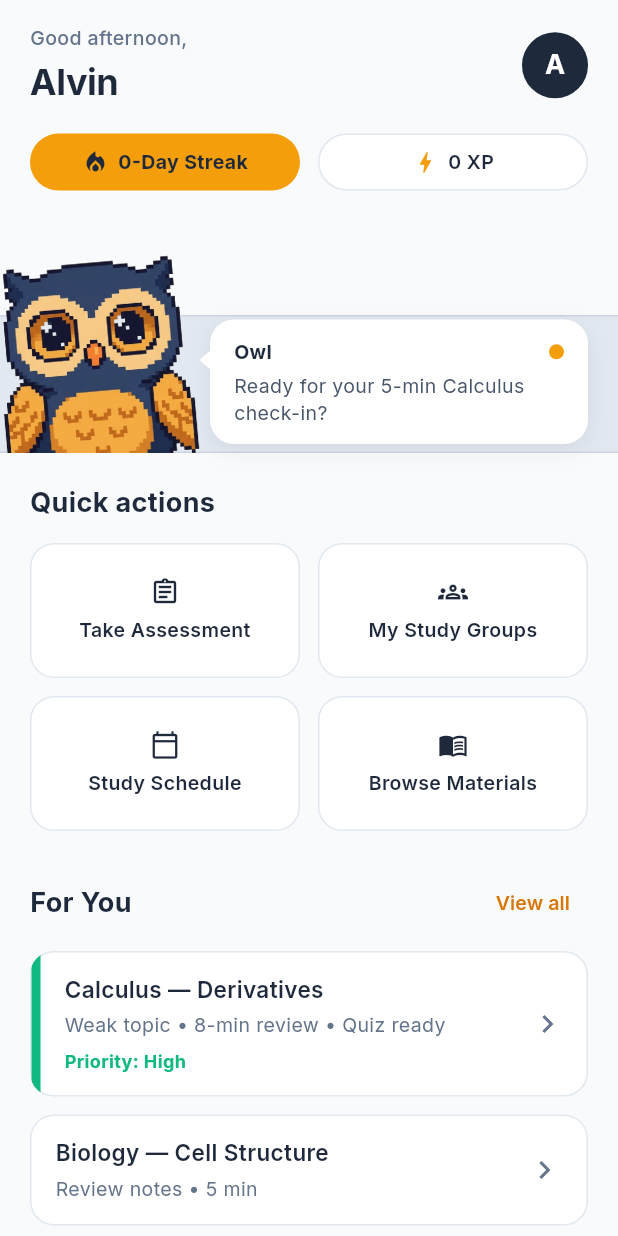
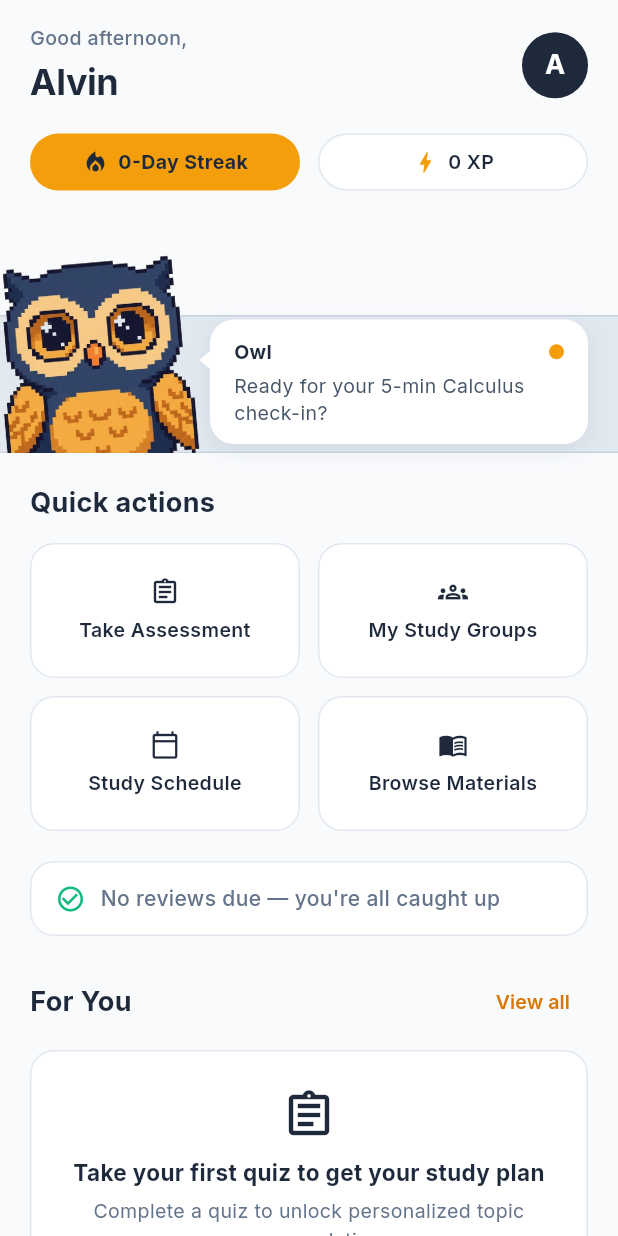
Before and after one commit to GodlyMori/StudyNest, a Flutter app: the HomeScreen screen opened directly, on a phone screen of 412 x 824 dp. Run offline on Flutter 3.47's test engine with Material 3 defaults, Android fonts, the phone set to English and light mode, and no system bars; our stand-ins replace flutter_local_notifications, sentry_flutter, shared_preferences, supabase_flutter, timezone; accounts and stored records are empty.

Commit message:
fix(loop): connect Home For You cards to real BKT recommendations and add SM-2 reviews due

```diff
--- a/lib/screens/dashboard/home_screen.dart
+++ b/lib/screens/dashboard/home_screen.dart
@@ -1,6 +1,9 @@
 import 'package:flutter/material.dart';
 import '../../constants/app_colors.dart';
 import '../../constants/app_assets.dart';
+import '../../ml/bkt_mastery.dart';
+import '../../services/mastery_service.dart';
+import '../../services/recommendation_engine.dart';
 import '../../services/streak_service.dart';
 import '../../services/xp_service.dart';
 import '../quiz/quiz_screen.dart';
@@ -23,20 +26,26 @@ class HomeScreen extends StatefulWidget {
 class _HomeScreenState extends State<HomeScreen> {
   int _streak = 0;
   int _totalXp = 0;
+  List<RecommendationItem> _recommendations = [];
+  List<TopicMastery> _dueTopics = [];
 
   @override
   void initState() {
     super.initState();
-    _loadStreakAndXp();
+    _loadHomeData();
   }
 
-  Future<void> _loadStreakAndXp() async {
+  Future<void> _loadHomeData() async {
     final streakData = await StreakService.getCurrentStreakData();
     final totalXp = await XpService.getTotalXp();
+    final recs = await RecommendationEngine.getRankedRecommendations();
+    final due = await MasteryService.tracker.getDueTopics();
     if (mounted) {
       setState(() {
         _streak = streakData.currentStreak;
         _totalXp = totalXp;
+        _recommendations = recs;
+        _dueTopics = due;
       });
     }
   }
@@ -423,174 +432,15 @@ class _HomeScreenState extends State<HomeScreen> {
                       ],
                     ),
 
-                    const SizedBox(height: 24),
+                    const SizedBox(height: 20),
+
+                    // Reviews Due Section (SM-2 Spaced Repetition)
+                    _buildReviewsDueCard(context),
+
+                    const SizedBox(height: 20),
 
                     // For You Section
-                    Row(
-                      mainAxisAlignment: MainAxisAlignment.spaceBetween,
-                      children: [
-                        const Text(
-                          'For You',
-                          style: TextStyle(
-                            fontSize: 18,
-                            fontWeight: FontWeight.bold,
-                            color: AppColors.textDark,
-                          ),
-                        ),
-                        Semantics(
-                          button: true,
-                          label: 'View all recommendations',
-                          child: TextButton(
-                            onPressed: () {
-                              Navigator.push(
-                                context,
-                                MaterialPageRoute(
-                                  builder: (context) => const RecommendationsHubScreen(),
-                                ),
-                              );
-                            },
-                            child: const Text(
-                              'View all',
-                              style: TextStyle(
-                                fontSize: 13,
-                                color: AppColors.accentDark,
-                                fontWeight: FontWeight.w600,
-                              ),
-                            ),
-                          ),
-                        ),
-                      ],
-                    ),
-                    const SizedBox(height: 8),
-
-                    // Recommendation Card 1: Calculus
-                    Semantics(
-                      button: true,
-                      label: 'Take Calculus quiz',
-                      child: GestureDetector(
-                        onTap: () {
-                          Navigator.push(
-                            context,
-                            MaterialPageRoute(
-                              builder: (context) => const QuizScreen(subject: 'Calculus'),
-                            ),
-                          );
-                        },
-                        child: Container(
-                          width: double.infinity,
-                          decoration: BoxDecoration(
-                            color: Colors.white,
-                            borderRadius: BorderRadius.circular(16),
-                            border: Border.all(color: AppColors.border),
-                          ),
-                          clipBehavior: Clip.antiAlias,
-                          child: IntrinsicHeight(
-                            child: Row(
-                              crossAxisAlignment: CrossAxisAlignment.stretch,
-                              children: [
-                                Container(
-                                  width: 6,
-                                  color: AppColors.success,
-                                ),
-                                Expanded(
-                                  child: Padding(
-                                    padding: const EdgeInsets.symmetric(horizontal: 16, vertical: 14),
-                                    child: Column(
-                                      crossAxisAlignment: CrossAxisAlignment.start,
-                                      children: const [
-                                        Text(
-                                          'Calculus — Derivatives',
-                                          style: TextStyle(
-                                            fontSize: 15,
-                                            fontWeight: FontWeight.w600,
-                                            color: AppColors.textDark,
-                                          ),
-                                        ),
-                                        SizedBox(height: 4),
-                                        Text(
-                                          'Weak topic • 8-min review • Quiz ready',
-                                          style: TextStyle(
-                                            fontSize: 13,
-                                            color: AppColors.textSecondary,
-                                          ),
-                                        ),
-                                        SizedBox(height: 6),
-                                        Text(
-                                          'Priority: High',
-                                          style: TextStyle(
-                                            fontSize: 12,
-                                            fontWeight: FontWeight.bold,
-                                            color: AppColors.success,
-                                          ),
-                                        ),
-                                      ],
-                                    ),
-                                  ),
-                                ),
-                                const Padding(
-                                  padding: EdgeInsets.only(right: 14.0),
-                                  child: Icon(Icons.chevron_right, color: AppColors.textSecondary),
-                                ),
-                              ],
-                            ),
-                          ),
-                        ),
-                      ),
-                    ),
-
-                    const SizedBox(height: 12),
-
-                    // Recommendation Card 2: Biology
-                    Semantics(
-                      button: true,
-                      label: 'Review Biology notes',
-                      child: GestureDetector(
-                        onTap: () {
-                          Navigator.push(
-                            context,
-                            MaterialPageRoute(
-                              builder: (context) => const MaterialsScreen(),
-                            ),
-                          );
-                        },
-                        child: Container(
-                          width: double.infinity,
-                          padding: const EdgeInsets.symmetric(horizontal: 16, vertical: 14),
-                          decoration: BoxDecoration(
-                            color: Colors.white,
-                            borderRadius: BorderRadius.circular(16),
-                            border: Border.all(color: AppColors.border),
-                          ),
-                          child: Row(
-                            mainAxisAlignment: MainAxisAlignment.spaceBetween,
-                            children: [
-                              Column(
-                                crossAxisAlignment: CrossAxisAlignment.start,
-                                children: const [
-                                  Text(
-                                    'Biology — Cell Structure',
-                                    style: TextStyle(
-                                      fontSize: 15,
-                                      fontWeight: FontWeight.w600,
-                                      color: AppColors.textDark,
-                                    ),
-                                  ),
-                                  SizedBox(height: 4),
-                                  Text(
-                                    'Review notes • 5 min',
-                                    style: TextStyle(
-                                      fontSize: 13,
-                                      color: AppColors.textSecondary,
-                                    ),
-                                  ),
-                                ],
-                              ),
-                              const Icon(Icons.chevron_right, color: AppColors.textSecondary),
-                            ],
-                          ),
-                        ),
-                      ),
-                    ),
+                    _buildForYouSection(context),
 
                     const SizedBox(height: 24),
                   ],
@@ -647,6 +497,389 @@ class _HomeScreenState extends State<HomeScreen> {
       ),
     );
   }
+
+  Widget _buildReviewsDueCard(BuildContext context) {
+    final count = _dueTopics.length;
+    if (count == 0) {
+      return Semantics(
+        label: "No reviews due — you're all caught up",
+        child: Container(
+          width: double.infinity,
+          padding: const EdgeInsets.symmetric(horizontal: 16, vertical: 14),
+          decoration: BoxDecoration(
+            color: Colors.white,
+            borderRadius: BorderRadius.circular(16),
+            border: Border.all(color: AppColors.border),
+          ),
+          child: Row(
+            children: const [
+              Icon(Icons.check_circle_outline, color: AppColors.success, size: 20),
+              SizedBox(width: 10),
+              Expanded(
+                child: Text(
+                  "No reviews due — you're all caught up",
+                  style: TextStyle(
+                    fontSize: 14,
+                    fontWeight: FontWeight.w500,
+                    color: AppColors.textSecondary,
+                  ),
+                ),
+              ),
+            ],
+          ),
+        ),
+      );
+    }
+
+    final label = '$count ${count == 1 ? 'review' : 'reviews'} due today';
+    return Semantics(
+      button: true,
+      label: label,
+      child: GestureDetector(
+        onTap: () async {
+          await Navigator.push(
+            context,
+            MaterialPageRoute(builder: (context) => const PlannerScreen()),
+          );
+          _loadHomeData();
+        },
+        child: Container(
+          width: double.infinity,
+          padding: const EdgeInsets.symmetric(horizontal: 16, vertical: 14),
+          decoration: BoxDecoration(
+            color: Colors.white,
+            borderRadius: BorderRadius.circular(16),
+            border: Border.all(color: AppColors.border),
+          ),
+          child: Row(
+            children: [
+              Container(
+                width: 36,
+                height: 36,
+                decoration: BoxDecoration(
+                  color: AppColors.accent.withOpacity(0.2),
+                  shape: BoxShape.circle,
+                ),
+                child: const Icon(
+                  Icons.calendar_today,
+                  color: AppColors.textDark,
+                  size: 18,
+                ),
+              ),
+              const SizedBox(width: 12),
+              Expanded(
+                child: Column(
+                  crossAxisAlignment: CrossAxisAlignment.start,
+                  children: [
+                    Text(
+                      label,
+                      style: const TextStyle(
+                        fontSize: 15,
+                        fontWeight: FontWeight.bold,
+                        color: AppColors.textDark,
+                      ),
+                    ),
+                    const SizedBox(height: 2),
+                    const Text(
+                      'Tap to view scheduled SM-2 reviews',
+                      style: TextStyle(
+                        fontSize: 12,
+                        color: AppColors.textSecondary,
+                      ),
+                    ),
+                  ],
+                ),
+              ),
+              const Icon(Icons.chevron_right, color: AppColors.textSecondary),
+            ],
+          ),
+        ),
+      ),
+    );
+  }
+
+  Widget _buildForYouSection(BuildContext context) {
+    return Column(
+      crossAxisAlignment: CrossAxisAlignment.start,
+      children: [
+        Row(
+          mainAxisAlignment: MainAxisAlignment.spaceBetween,
+          children: [
+            const Text(
+              'For You',
+              style: TextStyle(
+                fontSize: 18,
+                fontWeight: FontWeight.bold,
+                color: AppColors.textDark,
+              ),
+            ),
+            Semantics(
+              button: true,
+              label: 'View all recommendations',
+              child: TextButton(
+                onPressed: () {
+                  Navigator.push(
+                    context,
+                    MaterialPageRoute(
+                      builder: (context) => const RecommendationsHubScreen(),
+                    ),
+                  );
+                },
+                child: const Text(
+                  'View all',
+                  style: TextStyle(
+                    fontSize: 13,
+                    color: AppColors.accentDark,
+                    fontWeight: FontWeight.w600,
+                  ),
+                ),
+              ),
+            ),
+          ],
+        ),
+        const SizedBox(height: 8),
+        if (_recommendations.isEmpty)
+          _buildEmptyStateCard(context)
+        else ...[
+          _buildTopRecommendationCard(context, _recommendations[0]),
+          if (_recommendations.length > 1) ...[
+            const SizedBox(height: 12),
+            _buildSecondaryRecommendationCard(context, _recommendations[1]),
+          ],
+        ],
+      ],
+    );
+  }
+
+  Widget _buildEmptyStateCard(BuildContext context) {
+    return Container(
+      width: double.infinity,
+      padding: const EdgeInsets.symmetric(horizontal: 20, vertical: 24),
+      decoration: BoxDecoration(
+        color: Colors.white,
+        borderRadius: BorderRadius.circular(16),
+        border: Border.all(color: AppColors.border),
+      ),
+      child: Column(
+        crossAxisAlignment: CrossAxisAlignment.center,
+        children: [
+          const Icon(Icons.assignment_outlined, size: 36, color: AppColors.primary),
+          const SizedBox(height: 10),
+          const Text(
+            'Take your first quiz to get your study plan',
+            textAlign: TextAlign.center,
+            style: TextStyle(
+              fontSize: 15,
+              fontWeight: FontWeight.bold,
+              color: AppColors.textDark,
+            ),
+          ),
+          const SizedBox(height: 6),
+          const Text(
+            'Complete a quiz to unlock personalized topic recommendations.',
+            textAlign: TextAlign.center,
+            style: TextStyle(
+              fontSize: 13,
+              color: AppColors.textSecondary,
+            ),
+          ),
+          const SizedBox(height: 16),
+          Semantics(
+            button: true,
+            label: 'Take Assessment',
+            child: ElevatedButton(
+              onPressed: () async {
+                await Navigator.push(
+                  context,
+                  MaterialPageRoute(builder: (context) => const QuizScreen()),
+                );
+                _loadHomeData();
+              },
+              style: ElevatedButton.styleFrom(
+                backgroundColor: AppColors.accent,
+                foregroundColor: AppColors.textDark,
+                elevation: 0,
+                shape: RoundedRectangleBorder(
+                  borderRadius: BorderRadius.circular(20),
+                ),
+                minimumSize: const Size(180, 44),
+              ),
+              child: const Text(
+                'Take Assessment',
+                style: TextStyle(
+                  fontWeight: FontWeight.bold,
+                  fontSize: 14,
+                ),
+              ),
+            ),
+          ),
+        ],
+      ),
+    );
+  }
+
+  bool _isQuizAction(RecommendationItem rec) {
+    if (rec.priority == 'Low' || (rec.mastery != null && rec.mastery! >= 0.7)) {
+      return false;
+    }
+    return true;
+  }
+
+  void _handleRecommendationTap(BuildContext context, RecommendationItem rec) async {
+    if (_isQuizAction(rec)) {
+      await Navigator.push(
+        context,
+        MaterialPageRoute(
+          builder: (context) => QuizScreen(
+            subject: rec.subject,
+          ),
+        ),
+      );
+    } else {
+      await Navigator.push(
+        context,
+        MaterialPageRoute(
+          builder: (context) => const MaterialsScreen(),
+        ),
+      );
+    }
+    _loadHomeData();
+  }
+
+  Color _priorityColor(String priority) {
+    if (priority == 'High priority') return AppColors.error;
+    if (priority == 'Medium') return AppColors.warning;
+    return AppColors.success;
+  }
+
+  Widget _buildTopRecommendationCard(BuildContext context, RecommendationItem rec) {
+    final isQuiz = _isQuizAction(rec);
+    final semanticLabel = isQuiz ? 'Take ${rec.subject} quiz' : 'Review ${rec.subject} notes';
+    final subtitle = rec.reason != null && rec.reason!.isNotEmpty
+        ? rec.reason!
+        : '${rec.priority} • ${rec.timeEstimate} review • Quiz ready';
+
+    return Semantics(
+      button: true,
+      label: semanticLabel,
+      child: GestureDetector(
+        onTap: () => _handleRecommendationTap(context, rec),
+        child: Container(
+          width: double.infinity,
+          decoration: BoxDecoration(
+            color: Colors.white,
+            borderRadius: BorderRadius.circular(16),
+            border: Border.all(color: AppColors.border),
+          ),
+          clipBehavior: Clip.antiAlias,
+          child: IntrinsicHeight(
+            child: Row(
+              crossAxisAlignment: CrossAxisAlignment.stretch,
+              children: [
+                Container(
+                  width: 6,
+                  color: _priorityColor(rec.priority),
+                ),
+                Expanded(
+                  child: Padding(
+                    padding: const EdgeInsets.symmetric(horizontal: 16, vertical: 14),
+                    child: Column(
+                      crossAxisAlignment: CrossAxisAlignment.start,
+                      children: [
+                        Text(
+                          '${rec.subject} — ${rec.topic}',
+                          style: const TextStyle(
+                            fontSize: 15,
+                            fontWeight: FontWeight.w600,
+                            color: AppColors.textDark,
+                          ),
+                        ),
+                        const SizedBox(height: 4),
+                        Text(
+                          subtitle,
+                          style: const TextStyle(
+                            fontSize: 13,
+                            color: AppColors.textSecondary,
+                          ),
+                        ),
+                        const SizedBox(height: 6),
+                        Text(
+                          'Priority: ${rec.priority.replaceAll(' priority', '')}',
+                          style: TextStyle(
+                            fontSize: 12,
+                            fontWeight: FontWeight.bold,
+                            color: _priorityColor(rec.priority),
+                          ),
+                        ),
+                      ],
+                    ),
+                  ),
+                ),
+                const Padding(
+                  padding: EdgeInsets.only(right: 14.0),
+                  child: Icon(Icons.chevron_right, color: AppColors.textSecondary),
+                ),
+              ],
+            ),
+          ),
+        ),
+      ),
+    );
+  }
+
+  Widget _buildSecondaryRecommendationCard(BuildContext context, RecommendationItem rec) {
+    final isQuiz = _isQuizAction(rec);
+    final semanticLabel = isQuiz ? 'Take ${rec.subject} quiz' : 'Review ${rec.subject} notes';
+    final subtitle = rec.reason != null && rec.reason!.isNotEmpty
+        ? rec.reason!
+        : 'Review notes • ${rec.timeEstimate}';
+
+    return Semantics(
+      button: true,
+      label: semanticLabel,
+      child: GestureDetector(
+        onTap: () => _handleRecommendationTap(context, rec),
+        child: Container(
+          width: double.infinity,
+          padding: const EdgeInsets.symmetric(horizontal: 16, vertical: 14),
+          decoration: BoxDecoration(
+            color: Colors.white,
+            borderRadius: BorderRadius.circular(16),
+            border: Border.all(color: AppColors.border),
+          ),
+          child: Row(
+            mainAxisAlignment: MainAxisAlignment.spaceBetween,
+            children: [
+              Expanded(
+                child: Column(
+                  crossAxisAlignment: CrossAxisAlignment.start,
+                  children: [
+                    Text(
+                      '${rec.subject} — ${rec.topic}',
+                      style: const TextStyle(
+                        fontSize: 15,
+                        fontWeight: FontWeight.w600,
+                        color: AppColors.textDark,
+                      ),
+                    ),
+                    const SizedBox(height: 4),
+                    Text(
+                      subtitle,
+                      style: const TextStyle(
+                        fontSize: 13,
+                        color: AppColors.textSecondary,
+                      ),
+                    ),
+                  ],
+                ),
+              ),
+              const Icon(Icons.chevron_right, color: AppColors.textSecondary),
+            ],
+          ),
+        ),
+      ),
+    );
+  }
 }
 
 class _SpeechTailPainter extends CustomPainter {
--- a/lib/services/recommendation_engine.dart
+++ b/lib/services/recommendation_engine.dart
@@ -246,7 +246,7 @@ class RecommendationEngine {
     final stats = await _loadRawStats(prefs);
 
     if (stats.isEmpty) {
-      return defaultRecommendations;
+      return [];
     }
 
     final List<Map<String, dynamic>> list = stats.values.toList();
```
Also changed, not shown: lib/theme/app_theme.dart (+0 -8 lines), 2 other files.
